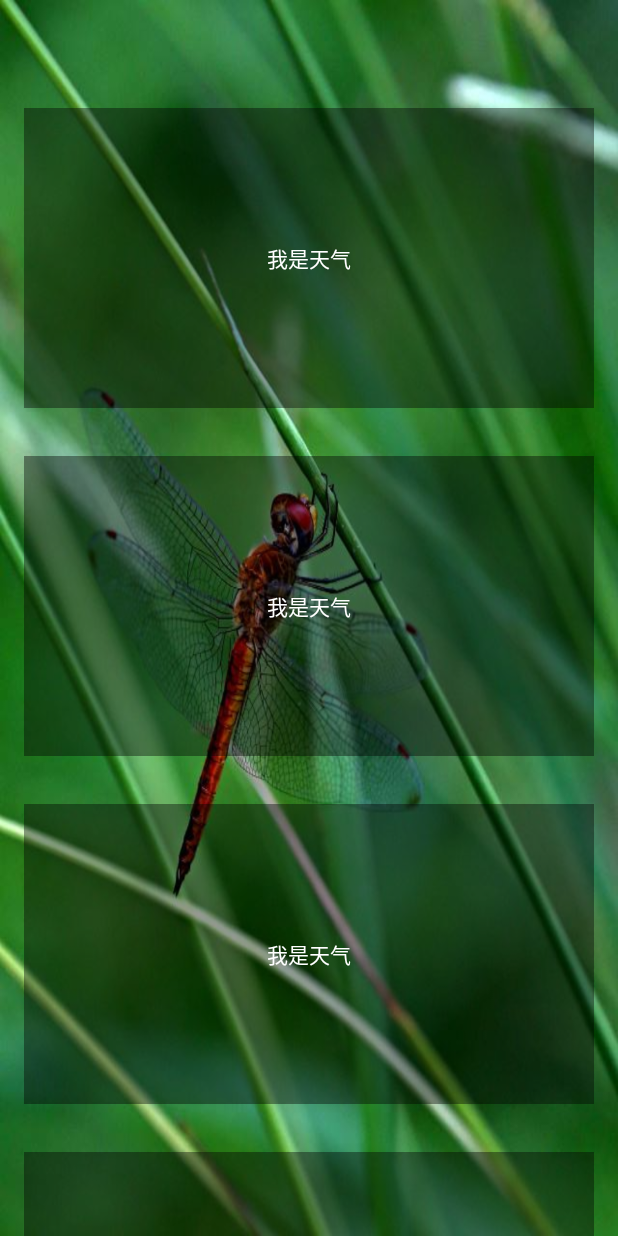
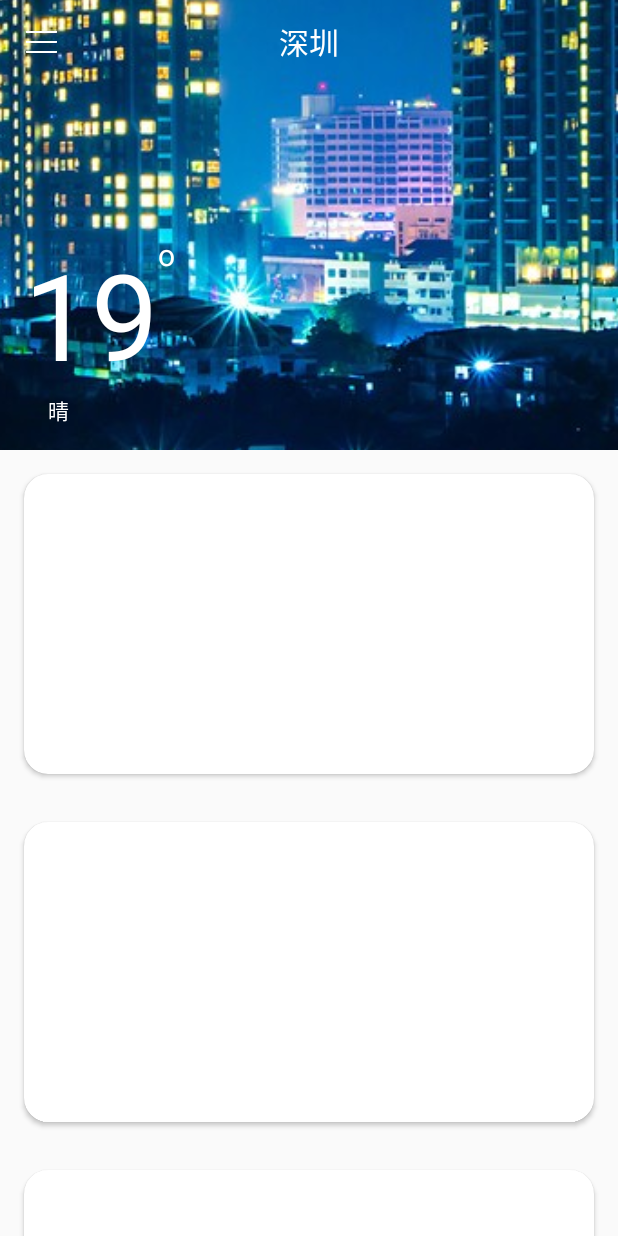
Before and after one commit to zcjxz/SimpleWeather, an Android app: the screen it shows after launch (MainActivity), on a phone screen of 412 x 824 dp. Run offline under Robolectric (Android 15) with nearby library versions, the phone set to English and light mode, and no system bars; our stand-ins replace ButterKnife.

Commit message:
整体框架搭建完成

```diff
--- a/app/build.gradle
+++ b/app/build.gradle
@@ -20,7 +20,7 @@ android {
 }
 
 dependencies {
-    compile fileTree(dir: 'libs', include: ['*.jar'])
+    compile fileTree(include: ['*.jar'], dir: 'libs')
     androidTestCompile('com.android.support.test.espresso:espresso-core:2.2.2', {
         exclude group: 'com.android.support', module: 'support-annotations'
     })
@@ -29,4 +29,7 @@ dependencies {
     //butter knife
     compile 'com.jakewharton:butterknife:8.5.1'
     annotationProcessor 'com.jakewharton:butterknife-compiler:8.5.1'
+    compile 'com.android.support:design:25.2.0'
+    compile 'com.android.support:cardview-v7:25.2.0'
+    compile 'com.github.bumptech.glide:glide:3.7.0'
 }
--- a/app/src/main/java/com/guowei/draw/simpleweather/MainActivity.java
+++ b/app/src/main/java/com/guowei/draw/simpleweather/MainActivity.java
@@ -1,25 +1,120 @@
 package com.guowei.draw.simpleweather;
 
+import android.support.design.widget.AppBarLayout;
+import android.support.design.widget.CollapsingToolbarLayout;
+import android.support.design.widget.NavigationView;
+import android.support.v4.view.GravityCompat;
 import android.support.v4.view.ViewPager;
+import android.support.v4.widget.DrawerLayout;
 import android.support.v7.app.AppCompatActivity;
 import android.os.Bundle;
-import android.util.Log;
+import android.support.v7.widget.Toolbar;
 
-import com.guowei.draw.simpleweather.adapter.WeatherAdapter;
+import android.view.Gravity;
+import android.view.View;
+import android.widget.ImageView;
+import android.widget.RelativeLayout;
+
+import com.bumptech.glide.Glide;
+import com.guowei.draw.simpleweather.adapter.WeatherPagerAdapter;
 
 import butterknife.BindView;
 import butterknife.ButterKnife;
 
-public class MainActivity extends AppCompatActivity {
-    String TAG="MainActivity";
+public class MainActivity extends AppCompatActivity implements View.OnClickListener{
+
+    private CollapsingToolbarLayoutState state;
+
     @BindView(R.id.viewpager)
     ViewPager viewPager;
+    @BindView(R.id.collapsingToolbarLayout)
+    CollapsingToolbarLayout collapsingToolbarLayout;
+    @BindView(R.id.appbar)
+    AppBarLayout appBarLayout;
+    @BindView(R.id.rl_template)
+    RelativeLayout rlTemplate;
+    @BindView(R.id.toolbar)
+    Toolbar toolbar;
+    @BindView(R.id.iv_bg)
+    ImageView ivBg;
+    @BindView(R.id.title_menu)
+    ImageView titleMenu;
+    @BindView(R.id.activity_main)
+    DrawerLayout drawerLayout;
+    @BindView(R.id.navigationView)
+    NavigationView navigationView;
     @Override
     protected void onCreate(Bundle savedInstanceState) {
         super.onCreate(savedInstanceState);
         setContentView(R.layout.activity_main);
         ButterKnife.bind(this);
-        viewPager.setAdapter(new WeatherAdapter(getSupportFragmentManager()));
-        Log.i(TAG, "onCreate: .....");
+        collapsingToolbarLayout.setTitle("");
+        setSupportActionBar(toolbar);
+        //不显示标题
+        getSupportActionBar().setDisplayShowTitleEnabled(false);
+        viewPager.setAdapter(new WeatherPagerAdapter(this));
+        setAppBarListener();
+        Glide.with(this).load(R.drawable.bg).into(ivBg);
+        titleMenu.setOnClickListener(this);
+    }
+
+    /**
+     * 监听appbar滑动
+     */
+    private void setAppBarListener(){
+        appBarLayout.addOnOffsetChangedListener(new AppBarLayout.OnOffsetChangedListener() {
+            @Override
+            public void onOffsetChanged(AppBarLayout appBarLayout, int verticalOffset) {
+                if (verticalOffset == 0) {
+                    if (state != CollapsingToolbarLayoutState.EXPANDED) {
+                        state = CollapsingToolbarLayoutState.EXPANDED;//修改状态标记为展开
+//                        collapsingToolbarLayout.setTitle("");//设置title为EXPANDED
+                    }
+                } else if (Math.abs(verticalOffset) >= appBarLayout.getTotalScrollRange()) {
+                    if (state != CollapsingToolbarLayoutState.COLLAPSED) {
+//                        collapsingToolbarLayout.setTitle("深圳");
+                        state = CollapsingToolbarLayoutState.COLLAPSED;//修改状态标记为折叠
+                        rlTemplate.setAlpha(0.0f);
+                    }
+                } else {
+                    if (state != CollapsingToolbarLayoutState.INTERNEDIATE) {
+                        if(state == CollapsingToolbarLayoutState.COLLAPSED){
+//                            collapsingToolbarLayout.setTitle("");
+                        }
+                        state = CollapsingToolbarLayoutState.INTERNEDIATE;//修改状态标记为中间
+                    }else{
+                        float vOffset = Math.abs(verticalOffset) + 0.01f;
+                        float tRange = appBarLayout.getTotalScrollRange() + 0.01f;
+                        float offset =(tRange-vOffset)/tRange;
+                        rlTemplate.setAlpha(offset);
+                    }
+                }
+            }
+        });
+    }
+
+    @Override
+    public void onClick(View v) {
+        int id = v.getId();
+        switch (id){
+            case R.id.title_menu:
+                drawerLayout.openDrawer(GravityCompat.START);
+                break;
+        }
+    }
+
+    @Override
+    public void onBackPressed() {
+        if (drawerLayout.isDrawerOpen(GravityCompat.START)){
+            drawerLayout.closeDrawers();
+        }else {
+            super.onBackPressed();
+        }
+    }
+
+    private enum CollapsingToolbarLayoutState{
+        EXPANDED,//展开
+        COLLAPSED,//折叠
+        INTERNEDIATE//折叠中
     }
 }
--- a/app/src/main/java/com/guowei/draw/simpleweather/adapter/WeatherAdapter.java
+++ /dev/null
@@ -1,25 +0,0 @@
-package com.guowei.draw.simpleweather.adapter;
-
-import android.support.v4.app.Fragment;
-import android.support.v4.app.FragmentManager;
-import android.support.v4.app.FragmentPagerAdapter;
-
-import com.guowei.draw.simpleweather.fragment.WeatherFragment;
-
-
-public class WeatherAdapter extends FragmentPagerAdapter{
-    public WeatherAdapter(FragmentManager fm) {
-        super(fm);
-    }
-
-    @Override
-    public Fragment getItem(int position) {
-        return new WeatherFragment();
-    }
-
-    @Override
-    public int getCount() {
-        return 3;
-    }
-
-}
--- /dev/null
+++ b/app/src/main/java/com/guowei/draw/simpleweather/adapter/WeatherPagerAdapter.java
@@ -0,0 +1,39 @@
+package com.guowei.draw.simpleweather.adapter;
+
+import android.content.Context;
+import android.support.v4.view.PagerAdapter;
+import android.view.LayoutInflater;
+import android.view.View;
+import android.view.ViewGroup;
+
+import com.guowei.draw.simpleweather.R;
+
+
+public class WeatherPagerAdapter extends PagerAdapter {
+    private Context context;
+    public WeatherPagerAdapter(Context context){
+        this.context=context;
+    }
+    @Override
+    public int getCount() {
+        return 3;
+    }
+
+    @Override
+    public Object instantiateItem(ViewGroup container, int position) {
+        LayoutInflater inflater = LayoutInflater.from(context);
+        View rootView = inflater.inflate(R.layout.layout_weather, container, false);
+        container.addView(rootView);
+        return rootView;
+    }
+
+    @Override
+    public boolean isViewFromObject(View view, Object object) {
+        return view==object;
+    }
+
+    @Override
+    public void destroyItem(ViewGroup container, int position, Object object) {
+        container.removeView((View) object);
+    }
+}
--- a/app/src/main/java/com/guowei/draw/simpleweather/fragment/WeatherFragment.java
+++ /dev/null
@@ -1,20 +0,0 @@
-package com.guowei.draw.simpleweather.fragment;
-
-
-import android.os.Bundle;
-import android.support.annotation.Nullable;
-import android.support.v4.app.Fragment;
-import android.view.LayoutInflater;
-import android.view.View;
-import android.view.ViewGroup;
-
-import com.guowei.draw.simpleweather.R;
-
-public class WeatherFragment extends Fragment{
-    @Nullable
-    @Override
-    public View onCreateView(LayoutInflater inflater, @Nullable ViewGroup container, @Nullable Bundle savedInstanceState) {
-        View rootView = inflater.inflate(R.layout.fragment_weather, container, false);
-        return rootView;
-    }
-}
--- /dev/null
+++ b/app/src/main/java/com/guowei/draw/simpleweather/view/ScrollPager.java
@@ -0,0 +1,39 @@
+package com.guowei.draw.simpleweather.view;
+
+import android.content.Context;
+import android.support.v4.view.ViewPager;
+import android.util.AttributeSet;
+import android.view.MotionEvent;
+
+
+public class ScrollPager extends ViewPager{
+    private float posX;
+    private float posY;
+    public ScrollPager(Context context) {
+        super(context);
+    }
+
+    public ScrollPager(Context context, AttributeSet attrs) {
+        super(context, attrs);
+    }
+
+    @Override
+    public boolean onTouchEvent(MotionEvent ev) {
+        int action = ev.getAction();
+        switch (action){
+            case MotionEvent.ACTION_DOWN:
+                posX=ev.getX();
+                posY=ev.getY();
+                return true;
+            case MotionEvent.ACTION_MOVE:
+                float dx = ev.getX() - posX;
+                float dy = ev.getY() - posY;
+                if (dy>dx){
+                    return false;
+                }else{
+                    return true;
+                }
+        }
+        return super.onTouchEvent(ev);
+    }
+}
--- a/app/src/main/res/layout/activity_main.xml
+++ b/app/src/main/res/layout/activity_main.xml
@@ -1,24 +1,18 @@
 <?xml version="1.0" encoding="utf-8"?>
-<LinearLayout xmlns:android="http://schemas.android.com/apk/res/android"
+<android.support.v4.widget.DrawerLayout xmlns:android="http://schemas.android.com/apk/res/android"
     xmlns:tools="http://schemas.android.com/tools"
+    android:fitsSystemWindows="true"
     android:id="@+id/activity_main"
     android:layout_width="match_parent"
     android:layout_height="match_parent"
     tools:context="com.guowei.draw.simpleweather.MainActivity"
-    android:background="@drawable/bg"
-    android:orientation="vertical">
-    <android.support.v7.widget.Toolbar
-        android:padding="0dp"
+    tools:openDrawer="start">
+    <include layout="@layout/layout_main"/>
+    <android.support.design.widget.NavigationView
+        android:id="@+id/navigationView"
+        android:layout_gravity="start"
+        android:fitsSystemWindows="true"
         android:layout_width="match_parent"
-        android:layout_height="?attr/actionBarSize"
-        >
-        <LinearLayout
-            android:layout_width="match_parent"
-            android:layout_height="match_parent"></LinearLayout>
-    </android.support.v7.widget.Toolbar>
-    <android.support.v4.view.ViewPager
-        android:id="@+id/viewpager"
-        android:layout_width="match_parent"
-        android:layout_height="match_parent">
-    </android.support.v4.view.ViewPager>
-</LinearLayout>
+        android:layout_height="match_parent"/>
+
+</android.support.v4.widget.DrawerLayout>
--- a/app/src/main/res/layout/fragment_weather.xml
+++ /dev/null
@@ -1,52 +0,0 @@
-<?xml version="1.0" encoding="utf-8"?>
-<ScrollView xmlns:android="http://schemas.android.com/apk/res/android"
-    android:layout_width="match_parent"
-    android:layout_height="match_parent"
-    android:scrollbars="none"
-    android:overScrollMode="never">
-        <LinearLayout
-            android:orientation="vertical"
-            android:layout_width="match_parent"
-            android:layout_height="wrap_content">
-            <TextView
-                android:background="#66000000"
-                android:text="我是天气"
-                android:gravity="center"
-                android:textColor="@android:color/white"
-                android:layout_margin="16dp"
-                android:layout_width="match_parent"
-                android:layout_height="200dp" />
-            <TextView
-                android:background="#66000000"
-                android:text="我是天气"
-                android:gravity="center"
-                android:textColor="@android:color/white"
-                android:layout_margin="16dp"
-                android:layout_width="match_parent"
-                android:layout_height="200dp" />
-            <TextView
-                android:background="#66000000"
-                android:text="我是天气"
-                android:gravity="center"
-                android:textColor="@android:color/white"
-                android:layout_margin="16dp"
-                android:layout_width="match_parent"
-                android:layout_height="200dp" />
-            <TextView
-                android:background="#66000000"
-                android:text="我是天气"
-                android:gravity="center"
-                android:textColor="@android:color/white"
-                android:layout_margin="16dp"
-                android:layout_width="match_parent"
-                android:layout_height="200dp" />
-            <TextView
-                android:background="#66000000"
-                android:text="我是天气"
-                android:gravity="center"
-                android:textColor="@android:color/white"
-                android:layout_margin="16dp"
-                android:layout_width="match_parent"
-                android:layout_height="200dp" />
-        </LinearLayout>
-</ScrollView>
--- /dev/null
+++ b/app/src/main/res/layout/layout_main.xml
@@ -0,0 +1,87 @@
+<?xml version="1.0" encoding="utf-8"?>
+<android.support.design.widget.CoordinatorLayout xmlns:android="http://schemas.android.com/apk/res/android"
+    android:layout_width="match_parent"
+    android:layout_height="wrap_content"
+    xmlns:app="http://schemas.android.com/apk/res-auto">
+    <android.support.design.widget.AppBarLayout
+        android:id="@+id/appbar"
+        android:theme="@style/ThemeOverlay.AppCompat.Dark.ActionBar"
+        android:layout_width="match_parent"
+        android:layout_height="wrap_content"
+        >
+        <android.support.design.widget.CollapsingToolbarLayout
+            android:id="@+id/collapsingToolbarLayout"
+            app:layout_scrollFlags="scroll|exitUntilCollapsed"
+            android:layout_width="match_parent"
+            android:layout_height="300dp">
+            <ImageView
+                android:id="@+id/iv_bg"
+                android:scaleType="centerCrop"
+                android:layout_width="match_parent"
+                android:layout_height="wrap_content" />
+            <RelativeLayout
+                android:id="@+id/rl_template"
+                android:layout_gravity="bottom"
+                android:layout_width="match_parent"
+                android:layout_height="wrap_content"
+                android:orientation="vertical"
+                android:padding="16dp">
+                <TextView
+                    app:theme="@style/whiteFont"
+                    android:textSize="80sp"
+                    android:id="@+id/template"
+                    android:layout_width="wrap_content"
+                    android:layout_height="wrap_content"
+                    android:text="19"/>
+                <TextView
+                    app:theme="@style/whiteFont"
+                    android:text="o"
+                    android:textSize="20sp"
+                    android:layout_toRightOf="@id/template"
+                    android:layout_width="wrap_content"
+                    android:layout_height="wrap_content" />
+                <TextView
+                    app:theme="@style/whiteFont"
+                    android:layout_marginLeft="16dp"
+                    android:text="晴"
+                    android:layout_below="@id/template"
+                    android:layout_width="wrap_content"
+                    android:layout_height="wrap_content" />
+            </RelativeLayout>
+            <android.support.v7.widget.Toolbar
+                android:id="@+id/toolbar"
+                app:layout_collapseMode="pin"
+                android:layout_width="match_parent"
+                app:contentInsetStart="0dp"
+                android:layout_height="?attr/actionBarSize">
+                <RelativeLayout
+                    android:layout_width="match_parent"
+                    android:layout_height="match_parent">
+                    <ImageView
+                        android:id="@+id/title_menu"
+                        android:layout_width="wrap_content"
+                        android:layout_height="wrap_content"
+                        android:src="@drawable/titlebar_menu"
+                        android:layout_centerVertical="true"
+                        android:padding="16dp"/>
+                    <TextView
+                        app:theme="@style/whiteFont"
+                        android:textSize="20sp"
+                        android:gravity="center"
+                        android:text="深圳"
+                        android:layout_centerInParent="true"
+                        android:layout_width="wrap_content"
+                        android:layout_height="match_parent" />
+                </RelativeLayout>
+            </android.support.v7.widget.Toolbar>
+        </android.support.design.widget.CollapsingToolbarLayout>
+
+    </android.support.design.widget.AppBarLayout>
+    <android.support.v4.view.ViewPager
+        app:layout_behavior="@string/appbar_scrolling_view_behavior"
+        android:id="@+id/viewpager"
+        android:layout_width="match_parent"
+        android:layout_height="match_parent">
+    </android.support.v4.view.ViewPager>
+
+</android.support.design.widget.CoordinatorLayout>
--- /dev/null
+++ b/app/src/main/res/layout/layout_weather.xml
@@ -0,0 +1,49 @@
+<?xml version="1.0" encoding="utf-8"?>
+<android.support.v4.widget.NestedScrollView xmlns:android="http://schemas.android.com/apk/res/android"
+    android:layout_width="match_parent"
+    android:layout_height="match_parent"
+    app:layout_behavior="@string/appbar_scrolling_view_behavior"
+    android:scrollbars="none"
+    android:overScrollMode="never"
+    xmlns:app="http://schemas.android.com/apk/res-auto">
+    <LinearLayout
+        android:orientation="vertical"
+        android:layout_width="match_parent"
+        android:layout_height="match_parent">
+        <android.support.v7.widget.CardView
+            app:cardCornerRadius="16dp"
+            android:layout_margin="16dp"
+            android:layout_width="match_parent"
+            android:layout_height="200dp">
+
+        </android.support.v7.widget.CardView>
+        <android.support.v7.widget.CardView
+            app:cardCornerRadius="16dp"
+            android:layout_margin="16dp"
+            android:layout_width="match_parent"
+            android:layout_height="200dp">
+
+        </android.support.v7.widget.CardView>
+        <android.support.v7.widget.CardView
+            app:cardCornerRadius="16dp"
+            android:layout_margin="16dp"
+            android:layout_width="match_parent"
+            android:layout_height="200dp">
+
+        </android.support.v7.widget.CardView>
+        <android.support.v7.widget.CardView
+            app:cardCornerRadius="16dp"
+            android:layout_margin="16dp"
+            android:layout_width="match_parent"
+            android:layout_height="200dp">
+
+        </android.support.v7.widget.CardView>
+        <android.support.v7.widget.CardView
+            app:cardCornerRadius="16dp"
+            android:layout_margin="16dp"
+            android:layout_width="match_parent"
+            android:layout_height="200dp">
+
+        </android.support.v7.widget.CardView>
+    </LinearLayout>
+</android.support.v4.widget.NestedScrollView>
--- a/app/src/main/res/values/styles.xml
+++ b/app/src/main/res/values/styles.xml
@@ -7,5 +7,7 @@
         <item name="colorPrimaryDark">@color/colorPrimaryDark</item>
         <item name="colorAccent">@color/colorAccent</item>
     </style>
-
+    <style name="whiteFont">
+        <item name="android:textColor">@android:color/white</item>
+    </style>
 </resources>
```
Also changed, not shown: app/src/main/res/drawable-xxhdpi/titlebar_menu.png (added), app/src/main/res/drawable/bg.jpg.
